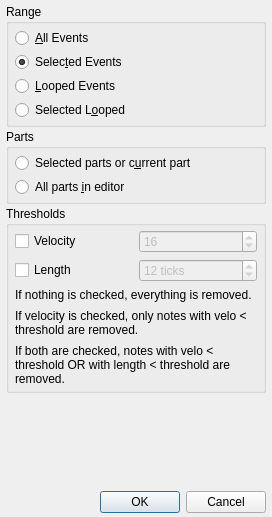
emrum/muse, file muse3/muse/widgets/function_dialogs/removebase.ui: the form before one commit.
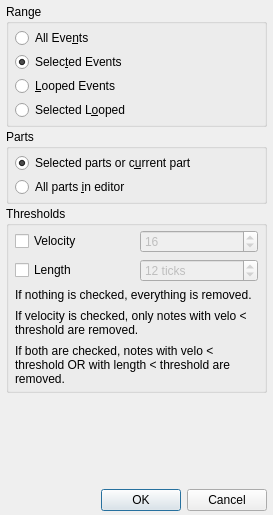
The form after the commit.

Diff of the .ui file:
```diff
--- a/muse3/muse/widgets/function_dialogs/removebase.ui
+++ b/muse3/muse/widgets/function_dialogs/removebase.ui
@@ -9,10 +9,16 @@
    <rect>
     <x>0</x>
     <y>0</y>
-    <width>272</width>
-    <height>517</height>
+    <width>273</width>
+    <height>515</height>
    </rect>
   </property>
+  <property name="sizePolicy">
+   <sizepolicy hsizetype="Preferred" vsizetype="Preferred">
+    <horstretch>0</horstretch>
+    <verstretch>0</verstretch>
+   </sizepolicy>
+  </property>
   <property name="windowTitle">
    <string>MusE: Erase Notes</string>
   </property>
@@ -34,6 +40,12 @@
    </property>
    <item>
     <widget class="QGroupBox" name="rangeBox">
+     <property name="sizePolicy">
+      <sizepolicy hsizetype="Preferred" vsizetype="Minimum">
+       <horstretch>0</horstretch>
+       <verstretch>0</verstretch>
+      </sizepolicy>
+     </property>
      <property name="title">
       <string>Range</string>
      </property>
@@ -56,7 +68,7 @@
       <item>
        <widget class="QRadioButton" name="all_events_button">
         <property name="text">
-         <string>&amp;All Events</string>
+         <string>All Eve&amp;nts</string>
         </property>
        </widget>
       </item>
@@ -89,6 +101,12 @@
    </item>
    <item>
     <widget class="QGroupBox" name="partsBox">
+     <property name="sizePolicy">
+      <sizepolicy hsizetype="Preferred" vsizetype="Minimum">
+       <horstretch>0</horstretch>
+       <verstretch>0</verstretch>
+      </sizepolicy>
+     </property>
      <property name="title">
       <string>Parts</string>
      </property>
@@ -113,6 +131,9 @@
         <property name="text">
          <string>Selected parts or c&amp;urrent part</string>
         </property>
+        <property name="checked">
+         <bool>true</bool>
+        </property>
        </widget>
       </item>
       <item>
@@ -127,6 +148,12 @@
    </item>
    <item>
     <widget class="QGroupBox" name="groupBox_2">
+     <property name="sizePolicy">
+      <sizepolicy hsizetype="Preferred" vsizetype="Minimum">
+       <horstretch>0</horstretch>
+       <verstretch>0</verstretch>
+      </sizepolicy>
+     </property>
      <property name="title">
       <string>Thresholds</string>
      </property>
@@ -240,6 +267,9 @@
      <property name="orientation">
       <enum>Qt::Vertical</enum>
      </property>
+     <property name="sizeType">
+      <enum>QSizePolicy::Expanding</enum>
+     </property>
      <property name="sizeHint" stdset="0">
       <size>
        <width>20</width>
```
